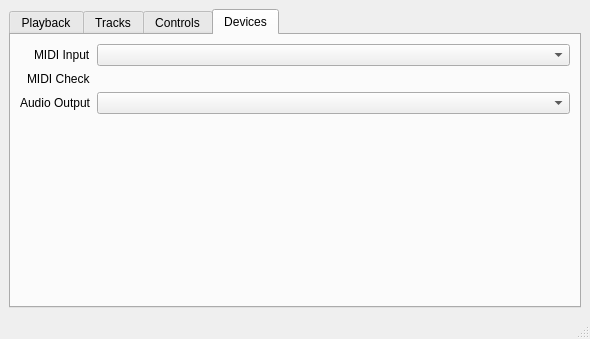
Old version of the form src/komrade-karaoke-gui/mainwindow.ui in the repository adamtnash/komrade-karaoke.
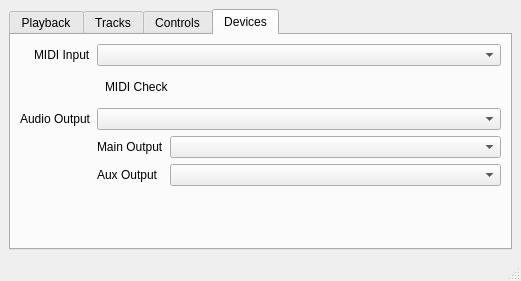
New version of the form. The open tabs and pages were chosen to show the change.

Commit message:
allow audio output channel selection and clean up a few things.
Still needs buffer and sample rate selection for #7

```diff
--- a/src/komrade-karaoke-gui/mainwindow.ui
+++ b/src/komrade-karaoke-gui/mainwindow.ui
@@ -6,16 +6,16 @@
    <rect>
     <x>0</x>
     <y>0</y>
-    <width>590</width>
-    <height>339</height>
+    <width>521</width>
+    <height>281</height>
    </rect>
   </property>
   <property name="windowTitle">
    <string>MainWindow</string>
   </property>
   <widget class="QWidget" name="centralwidget">
-   <layout class="QVBoxLayout" name="verticalLayout_3">
-    <item>
+   <layout class="QGridLayout" name="gridLayout">
+    <item row="0" column="0">
      <widget class="QTabWidget" name="tabs">
       <property name="currentIndex">
        <number>0</number>
@@ -170,6 +170,54 @@
           <item row="0" column="1">
            <widget class="QComboBox" name="cb_midiInput"/>
           </item>
+          <item row="1" column="1">
+           <layout class="QHBoxLayout" name="horizontalLayout_2">
+            <property name="leftMargin">
+             <number>8</number>
+            </property>
+            <property name="topMargin">
+             <number>8</number>
+            </property>
+            <property name="rightMargin">
+             <number>8</number>
+            </property>
+            <property name="bottomMargin">
+             <number>8</number>
+            </property>
+            <item>
+             <widget class="QLabel" name="label_4">
+              <property name="sizePolicy">
+               <sizepolicy hsizetype="Minimum" vsizetype="Preferred">
+                <horstretch>0</horstretch>
+                <verstretch>0</verstretch>
+               </sizepolicy>
+              </property>
+              <property name="text">
+               <string>MIDI Check</string>
+              </property>
+             </widget>
+            </item>
+            <item>
+             <widget class="QLabel" name="lb_midiCheck">
+              <property name="sizePolicy">
+               <sizepolicy hsizetype="Expanding" vsizetype="Preferred">
+                <horstretch>0</horstretch>
+                <verstretch>0</verstretch>
+               </sizepolicy>
+              </property>
+              <property name="font">
+               <font>
+                <weight>75</weight>
+                <bold>true</bold>
+               </font>
+              </property>
+              <property name="text">
+               <string/>
+              </property>
+             </widget>
+            </item>
+           </layout>
+          </item>
           <item row="2" column="0">
            <widget class="QLabel" name="label_3">
             <property name="text">
@@ -180,19 +228,41 @@
           <item row="2" column="1">
            <widget class="QComboBox" name="cb_audioOutput"/>
           </item>
-          <item row="1" column="0">
-           <widget class="QLabel" name="label_4">
-            <property name="text">
-             <string>MIDI Check</string>
+          <item row="3" column="1">
+           <layout class="QFormLayout" name="formLayout_2">
+            <property name="leftMargin">
+             <number>0</number>
             </property>
-           </widget>
-          </item>
-          <item row="1" column="1">
-           <widget class="QLabel" name="lb_midiCheck">
-            <property name="text">
-             <string/>
+            <property name="topMargin">
+             <number>0</number>
             </property>
-           </widget>
+            <property name="rightMargin">
+             <number>0</number>
+            </property>
+            <property name="bottomMargin">
+             <number>0</number>
+            </property>
+            <item row="0" column="0">
+             <widget class="QLabel" name="label_6">
+              <property name="text">
+               <string>Main Output</string>
+              </property>
+             </widget>
+            </item>
+            <item row="0" column="1">
+             <widget class="QComboBox" name="cb_mainOut"/>
+            </item>
+            <item row="1" column="0">
+             <widget class="QLabel" name="label_7">
+              <property name="text">
+               <string>Aux Output</string>
+              </property>
+             </widget>
+            </item>
+            <item row="1" column="1">
+             <widget class="QComboBox" name="cb_auxOut"/>
+            </item>
+           </layout>
           </item>
          </layout>
         </item>
```
Left out of the diff: 14 changed lines with no effect on the pictures. The commit also changes 6 other files.
